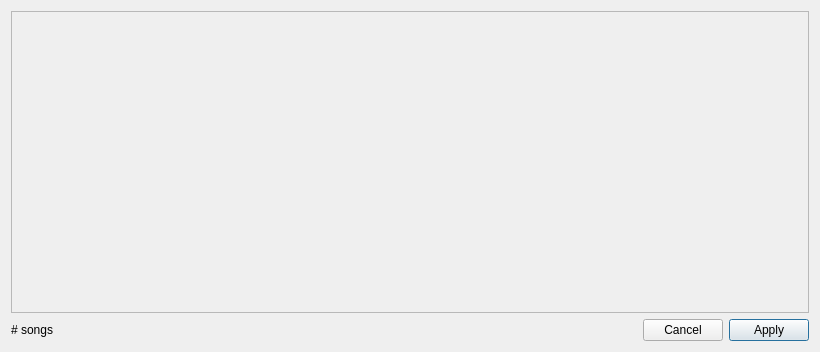
The window that tp_interface/ui/metadata_window.ui (nickdmakes/tek-plexor) describes before a commit, drawn with Qt 5.
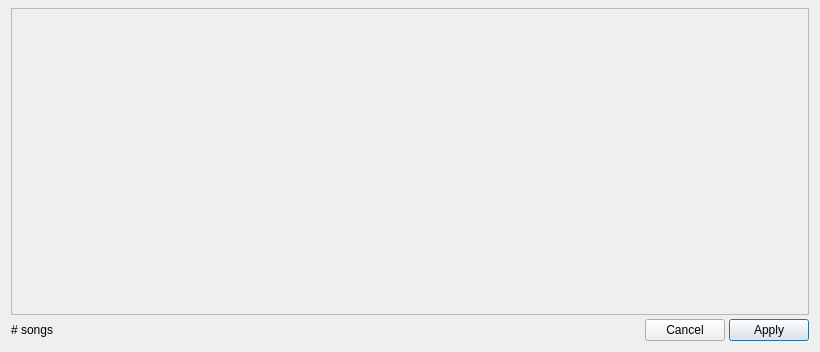
The same window after the commit.

```diff
--- a/tp_interface/ui/metadata_window.ui
+++ b/tp_interface/ui/metadata_window.ui
@@ -20,6 +20,12 @@
    <string>Metadata Editor</string>
   </property>
   <layout class="QVBoxLayout" name="verticalLayout">
+   <property name="spacing">
+    <number>4</number>
+   </property>
+   <property name="topMargin">
+    <number>8</number>
+   </property>
    <item>
     <widget class="QScrollArea" name="mdScroll">
      <property name="widgetResizable">
@@ -31,7 +37,7 @@
         <x>0</x>
         <y>0</y>
         <width>794</width>
-        <height>284</height>
+        <height>294</height>
        </rect>
       </property>
       <layout class="QVBoxLayout" name="verticalLayout_2">
```
